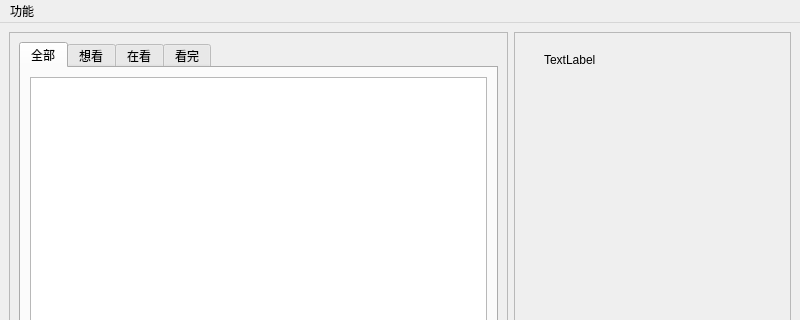
Before: the Qt Designer form get.ui in aoout/getanimeslist, drawn with Qt 5; both pictures show x 0 to 800 and y 0 to 320 of the 800 by 709 pixel window.
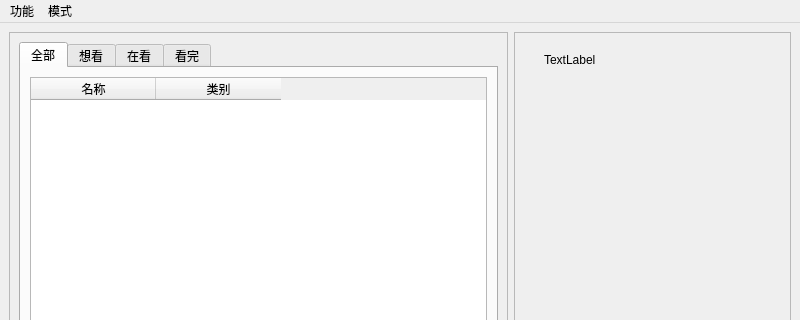
After: the same form once the commit is applied. The open tabs and pages were chosen to show the change.

The edit to the form file:
```diff
--- a/get.ui
+++ b/get.ui
@@ -62,7 +62,24 @@
                <item>
                 <layout class="QVBoxLayout" name="verticalLayout_5">
                  <item>
-                  <widget class="QListWidget" name="listWidget"/>
+                  <widget class="QTableWidget" name="tableWidget">
+                   <property name="columnCount">
+                    <number>2</number>
+                   </property>
+                   <attribute name="horizontalHeaderDefaultSectionSize">
+                    <number>125</number>
+                   </attribute>
+                   <column>
+                    <property name="text">
+                     <string>名称</string>
+                    </property>
+                   </column>
+                   <column>
+                    <property name="text">
+                     <string>类别</string>
+                    </property>
+                   </column>
+                  </widget>
                  </item>
                 </layout>
                </item>
@@ -330,7 +347,17 @@
     <addaction name="action"/>
     <addaction name="action_2"/>
    </widget>
+   <widget class="QMenu" name="menu_2">
+    <property name="title">
+     <string>模式</string>
+    </property>
+    <addaction name="action_5"/>
+    <addaction name="separator"/>
+    <addaction name="action_8"/>
+    <addaction name="action_9"/>
+   </widget>
    <addaction name="menu"/>
+   <addaction name="menu_2"/>
   </widget>
   <widget class="QStatusBar" name="statusbar"/>
   <action name="action">
```
Left out of the diff: 68 changed lines with no effect on the pictures.
